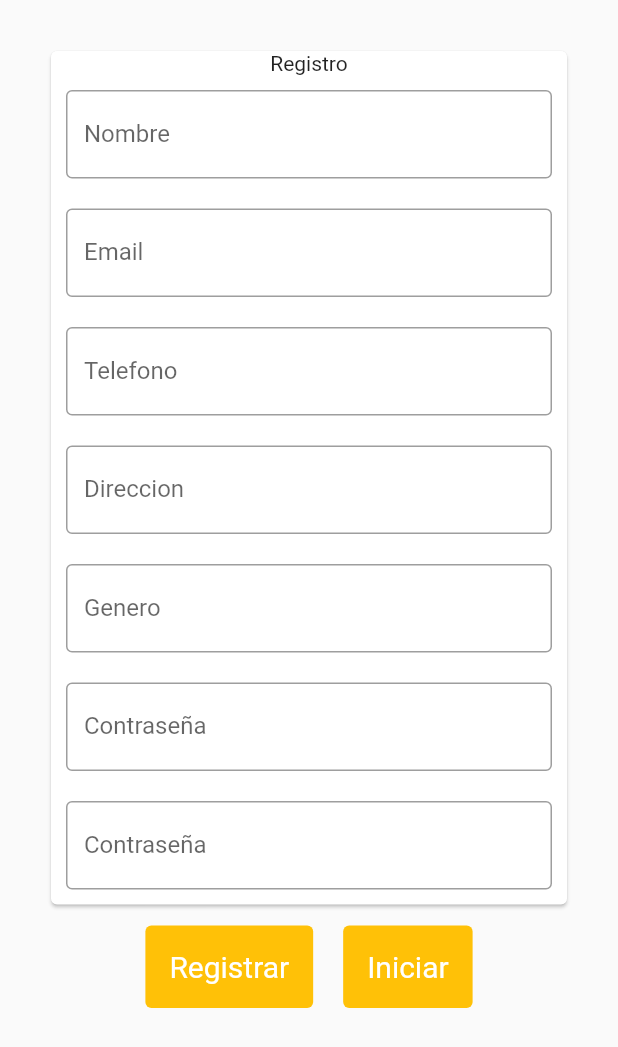
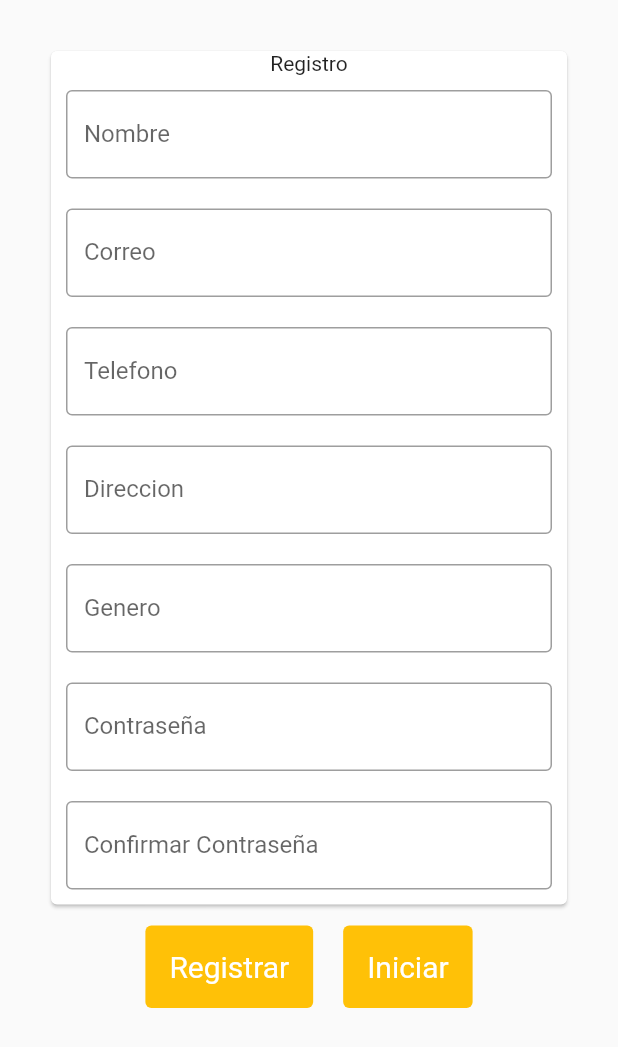
Before and after one commit to JorgeBan/tarea_flutter, a Flutter app: the screen it shows after launch, after a tap on "Registrar", on a phone screen of 412 x 824 dp. Shown: the top 1047 px of the screen. Run offline on Flutter 3.47's test engine with Material 2 defaults, Android fonts, the light colour scheme and no system bars; our stand-ins replace sqflite; accounts and stored records are empty.

Commit message:
UIs upgrade

```diff
--- a/lib/UI/Pages/Register/register_page.dart
+++ b/lib/UI/Pages/Register/register_page.dart
@@ -1,13 +1,10 @@
-
 import 'package:flutter/cupertino.dart';
 import 'package:flutter/material.dart';
 import 'package:tarea3/UI/Pages/Login/login_page.dart';
-import 'package:tarea3/UI/Widgets/text_field_pass_widget.dart';
-import 'package:tarea3/UI/Widgets/text_field_widget.dart';
 
-import '../../../suma_widget.dart';
+//import '../../../suma_widget.dart';
 
-class RegisterPage extends StatelessWidget{
+class RegisterPage extends StatelessWidget {
   @override
   Widget build(BuildContext context) {
     return MaterialApp(
@@ -16,21 +13,41 @@ class RegisterPage extends StatelessWidget{
       ),
     );
   }
-
 }
 
-class PageRegister extends StatefulWidget{
+class PageRegister extends StatefulWidget {
   @override
   PageRegisterState createState() => PageRegisterState();
-
 }
 
-class PageRegisterState extends State<PageRegister>{
+class PageRegisterState extends State<PageRegister> {
+  final nombreController = TextEditingController();
+  final correoController = TextEditingController();
+  final telefonoController = TextEditingController();
+  final direccionController = TextEditingController();
+  final generoController = TextEditingController();
+  final passController = TextEditingController();
+  final passConfController = TextEditingController();
+
+  String mensaje = "";
+
+  @override
+  void dispose() {
+    nombreController.dispose();
+    correoController.dispose();
+    telefonoController.dispose();
+    direccionController.dispose();
+    generoController.dispose();
+    passController.dispose();
+    passConfController.dispose();
+    super.dispose();
+  }
+
   @override
   Widget build(BuildContext context) {
-
     return Center(
-      child: Padding(padding: EdgeInsets.all(30.0),
+        child: Padding(
+      padding: EdgeInsets.all(30.0),
       child: Column(
         children: <Widget>[
           Card(
@@ -38,13 +55,79 @@ return Center(
               mainAxisSize: MainAxisSize.min,
               children: <Widget>[
                 Text("Registro"),
-                FreeText(title: "Nombre"),
-                FreeText(title: "Email"),
-                FreeText(title: "Telefono"),
-                FreeText(title: "Direccion"),
-                FreeText(title: "Genero"),
-                TextPassword(),
-                TextPassword(),
+                Padding(
+                  padding: EdgeInsets.all(10.0),
+                  child: TextField(
+                    controller: nombreController,
+                    decoration: InputDecoration(
+                      border: OutlineInputBorder(),
+                      labelText: "Nombre",
+                    ),
+                  ),
+                ),
+                Padding(
+                  padding: EdgeInsets.all(10.0),
+                  child: TextField(
+                    controller: correoController,
+                    decoration: InputDecoration(
+                      border: OutlineInputBorder(),
+                      labelText: "Correo",
+                    ),
+                  ),
+                ),
+                Padding(
+                  padding: EdgeInsets.all(10.0),
+                  child: TextField(
+                    keyboardType: TextInputType.number,
+                    controller: telefonoController,
+                    decoration: InputDecoration(
+                      border: OutlineInputBorder(),
+                      labelText: "Telefono",
+                    ),
+                  ),
+                ),
+                Padding(
+                  padding: EdgeInsets.all(10.0),
+                  child: TextField(
+                    controller: direccionController,
+                    decoration: InputDecoration(
+                      border: OutlineInputBorder(),
+                      labelText: "Direccion",
+                    ),
+                  ),
+                ),
+                Padding(
+                  padding: EdgeInsets.all(10.0),
+                  child: TextField(
+                    controller: generoController,
+                    decoration: InputDecoration(
+                      border: OutlineInputBorder(),
+                      labelText: "Genero",
+                    ),
+                  ),
+                ),
+                Padding(
+                  padding: EdgeInsets.all(10.0),
+                  child: TextField(
+                    controller: passController,
+                    obscureText: true,
+                    decoration: InputDecoration(
+                      border: OutlineInputBorder(),
+                      labelText: "Contraseña",
+                    ),
+                  ),
+                ),
+                Padding(
+                  padding: EdgeInsets.all(10.0),
+                  child: TextField(
+                    controller: passConfController,
+                    obscureText: true,
+                    decoration: InputDecoration(
+                      border: OutlineInputBorder(),
+                      labelText: "Confirmar Contraseña",
+                    ),
+                  ),
+                ),
               ],
             ),
           ),
@@ -53,7 +136,7 @@ return Center(
             children: <Widget>[
               Padding(
                 padding: EdgeInsets.all(10.0),
-                child:TextButton(
+                child: TextButton(
                   style: TextButton.styleFrom(
                     backgroundColor: Colors.amber,
                     padding: const EdgeInsets.all(16.0),
@@ -61,9 +144,12 @@ return Center(
                     textStyle: const TextStyle(fontSize: 20),
                   ),
                   onPressed: () {
-                    Navigator.push(context,
-                      MaterialPageRoute(builder: (context)=> Suma())
-                    );
+                    setState(() {
+                      mensaje = "";
+                      if (_validarCampos()) {
+                        print("registro exitoso");
+                      }
+                    });
                   },
                   child: Text("Registrar"),
                 ),
@@ -79,18 +165,44 @@ return Center(
                   ),
                   onPressed: () {
                     Navigator.push(context,
-                      MaterialPageRoute(builder: (context)=> LoginPage())
-                    );
+                        MaterialPageRoute(builder: (context) => LoginPage()));
                   },
                   child: Text("Iniciar"),
                 ),
               )
-
-            ],
-          )
             ],
           ),
-      )
-    );
+          Text(mensaje,
+              style: TextStyle(
+                color: Colors.red,
+              )),
+        ],
+      ),
+    ));
+  }
+
+  bool _validarCampos() {
+    if (nombreController.text.toString().isEmpty ||
+        correoController.text.toString().isEmpty ||
+        telefonoController.text.toString().isEmpty ||
+        direccionController.text.toString().isEmpty ||
+        generoController.text.toString().isEmpty ||
+        passController.text.toString().isEmpty ||
+        passConfController.text.toString().isEmpty) {
+      mensaje = "Debe llenar todos los campos";
+      return false;
+    }
+
+    if (int.tryParse(telefonoController.text) == null) {
+      mensaje = "Telefono no valido";
+      return false;
+    }
+
+    if (passController.text.toString() != passConfController.text.toString()) {
+      mensaje = "Las contraseñas no coinciden";
+      return false;
+    }
+
+    return true;
   }
 }
--- a/lib/UI/Widgets/text_field_widget.dart
+++ b/lib/UI/Widgets/text_field_widget.dart
@@ -12,6 +12,14 @@ class FreeText extends StatefulWidget{
 }
 
 class _FreeTextState extends State<FreeText>{
+    final textController = TextEditingController();
+
+
+  @override
+  void dispose() {
+    textController.dispose();
+    super.dispose();
+  }
   @override
   Widget build(BuildContext context) {
 
@@ -19,9 +27,10 @@ class _FreeTextState extends State<FreeText>{
       child: Padding(
                 padding: EdgeInsets.all(10.0),
                 child: TextField(
-                decoration: InputDecoration(
-                  border: OutlineInputBorder(),
-                  labelText: widget.title,
+                  controller: textController,
+                  decoration: InputDecoration(
+                    border: OutlineInputBorder(),
+                    labelText: widget.title,
                   ),
                 ),
               ),
--- a/pubspec.yaml
+++ b/pubspec.yaml
@@ -23,7 +23,8 @@ environment:
 dependencies:
   flutter:
     sdk: flutter
-
+  sqflite: ^2.0.0+4
+  path:
 
   # The following adds the Cupertino Icons font to your application.
   # Use with the CupertinoIcons class for iOS style icons.
```
Also changed, not shown: lib/Domain/Entities/Database.dart (added, +46 -0 lines), lib/Domain/Entities/Usuario.dart (+21 -0 lines), pubspec.lock. Lines whose indentation alone changed are shown as unchanged.
